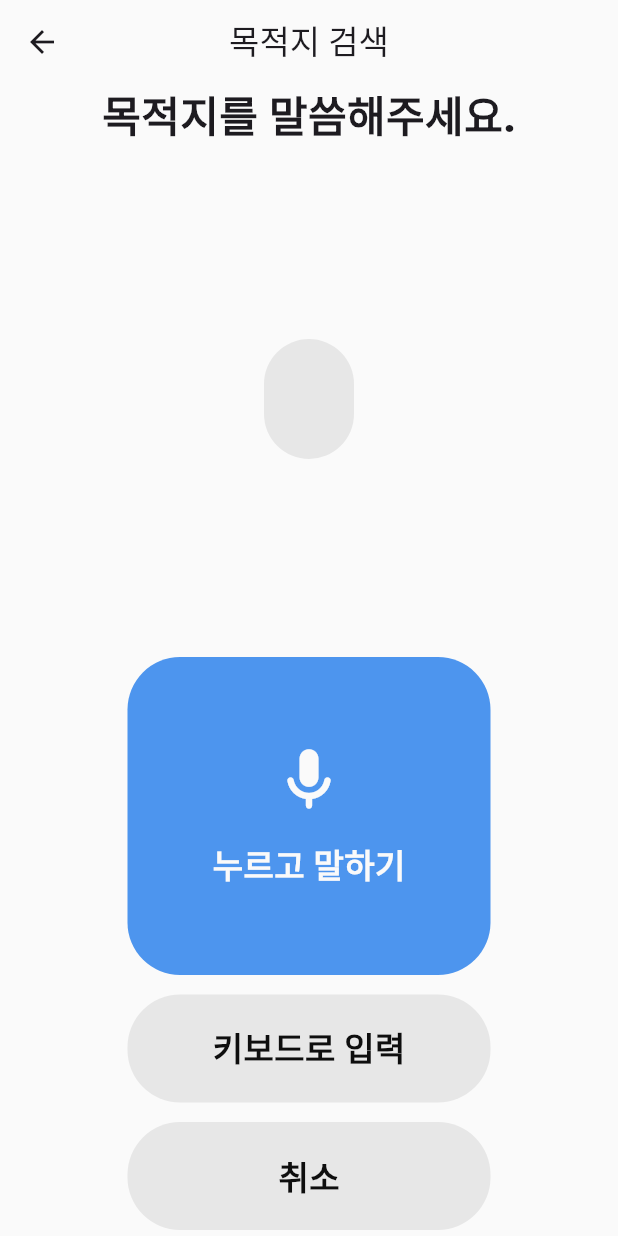
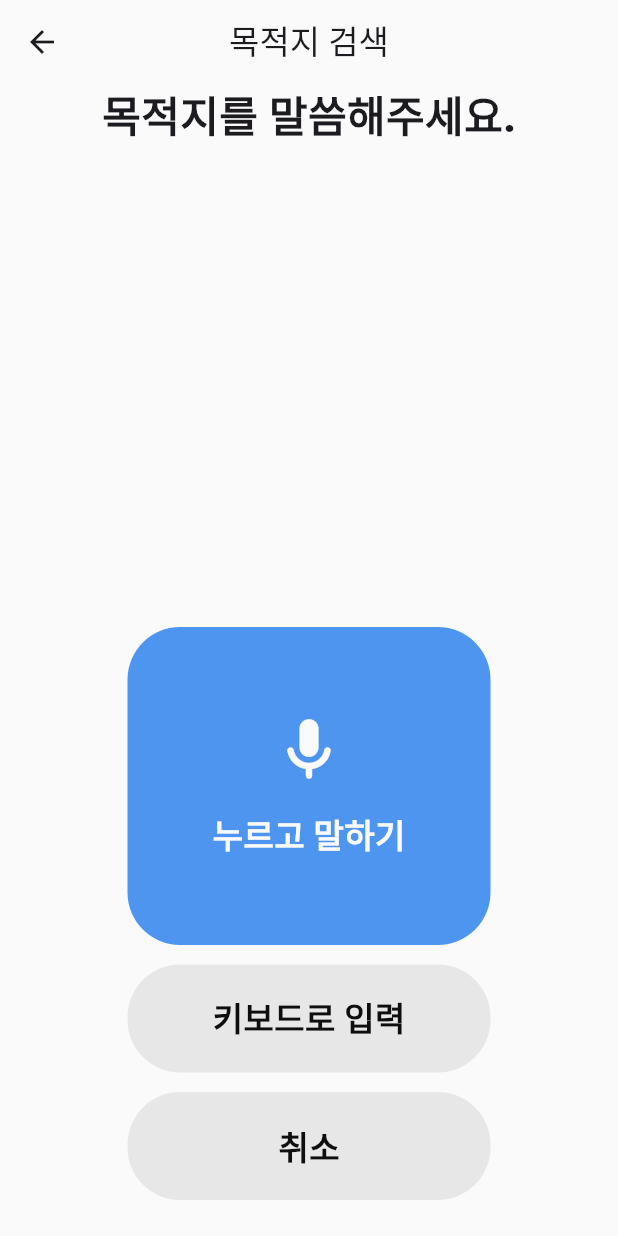
Before and after one commit to in-up/busyoong-frontend, a Flutter app: the screen it shows after launch, after a tap on "목적지 검색하기", on a phone screen of 412 x 824 dp. Run offline on Flutter 3.47's test engine with Material 3 defaults, Android fonts, the phone set to English and light mode, and no system bars; our stand-ins replace flutter_riverpod, google_maps_flutter, hive, hive_flutter, speech_to_text; accounts and stored records are empty; network calls fail; Roboto replaces fonts that are missing (Pretendard).

Commit message:
feat: add layout

```diff
--- a/lib/main.dart
+++ b/lib/main.dart
@@ -23,6 +23,9 @@ class _MyAppState extends ConsumerState<MyApp> {
   Widget build(BuildContext context) {
     return MaterialApp(
       debugShowCheckedModeBanner: false,
+      builder: (context, child) {
+        return LimitedSizeBox(child: child!);
+      },
       home: homeRoute,
       routes: routes,
       theme: ThemeData(
@@ -30,9 +33,9 @@ class _MyAppState extends ConsumerState<MyApp> {
         canvasColor: Color(0xFFfcfcfc),
         fontFamily: 'Pretendard',
         pageTransitionsTheme: const PageTransitionsTheme(builders: {
-          TargetPlatform.android: CupertinoPageTransitionsBuilder(),
-          TargetPlatform.iOS: CupertinoPageTransitionsBuilder(),
-          TargetPlatform.windows: CupertinoPageTransitionsBuilder()
+          // TargetPlatform.android: CupertinoPageTransitionsBuilder(),
+          // TargetPlatform.iOS: CupertinoPageTransitionsBuilder(),
+          // TargetPlatform.windows: CupertinoPageTransitionsBuilder()
         }),
         floatingActionButtonTheme: const FloatingActionButtonThemeData(
           elevation: 0
@@ -43,3 +46,31 @@ class _MyAppState extends ConsumerState<MyApp> {
     );
   }
 }
+
+class LimitedSizeBox extends StatelessWidget {
+  final Widget child;
+
+  LimitedSizeBox({required this.child});
+
+  @override
+  Widget build(BuildContext context) {
+    return Scaffold(
+      body: LayoutBuilder(
+        builder: (context, constraints) {
+          double maxWidth = 500;
+          double width = constraints.maxWidth;
+          double height = constraints.maxHeight;
+
+          return Center(
+            child: Container(
+              width: width > maxWidth ? maxWidth : width,
+              color: Colors.white,
+              child: child,
+            ),
+          );
+        },
+      ),
+      backgroundColor: Color(0xFF000000),
+    );
+  }
+}
--- a/lib/screen/bus.dart
+++ b/lib/screen/bus.dart
@@ -244,8 +244,8 @@ class _BusScreenState extends State<BusScreen> {
                   color: Palette.yellow,
                   textColor: Palette.white,
                   iconColor: Palette.white,
-                  width: 200,
-                  height: 70,
+                  width: 250,
+                  height: 80,
                 ),
                 SizedBox(height: 10,),
                 CardButton(
@@ -261,8 +261,8 @@ class _BusScreenState extends State<BusScreen> {
                   color: Palette.blue,
                   textColor: Palette.white,
                   iconColor: Palette.white,
-                  width: 200,
-                  height: 70,
+                  width: 250,
+                  height: 80,
                 ),
                 SizedBox(height: 10,),
               ],
--- a/lib/screen/home.dart
+++ b/lib/screen/home.dart
@@ -101,10 +101,8 @@ class _HomeScreenState extends State<HomeScreen> {
 
     return Scaffold(
       backgroundColor: Palette.white,
-      body: Stack(children: [
-        Center(
-          child: Padding(
-            padding: const EdgeInsets.symmetric(horizontal: 30),
+      body: Padding(
+        padding: const EdgeInsets.symmetric(horizontal: 20),
         child: Column(
           mainAxisAlignment: MainAxisAlignment.start,
           children: [
@@ -143,14 +141,13 @@ class _HomeScreenState extends State<HomeScreen> {
                 ],
               ),
             ),
-                Padding(
+            Expanded(
+              child: Padding(
                 padding: const EdgeInsets.symmetric(horizontal: 20),
                 child: ClipRRect(
                   borderRadius: BorderRadius.circular(20),
                   child: Container(
                     color: Palette.white,
-                      child: SizedBox(
-                        height: 200,
                     child: GoogleMap(
                         onMapCreated: _onMapCreated,
                         initialCameraPosition: CameraPosition(
@@ -251,8 +248,6 @@ class _HomeScreenState extends State<HomeScreen> {
           ],
         ),
       ),
-        ),
-      ]),
     );
   }
 }
--- a/lib/screen/result.dart
+++ b/lib/screen/result.dart
@@ -108,8 +108,8 @@ class _ResultScreenState extends State<ResultScreen> {
                   color: Palette.blue,
                   textColor: Palette.white,
                   iconColor: Palette.white,
-                  width: 200,
-                  height: 70,
+                  width: 250,
+                  height: 80,
                 ),
                 SizedBox(height: 10,),
                 CardButton(
@@ -124,8 +124,8 @@ class _ResultScreenState extends State<ResultScreen> {
                   color: Palette.gray,
                   textColor: Palette.black,
                   iconColor: Palette.white,
-                  width: 200,
-                  height: 70,
+                  width: 250,
+                  height: 80,
                 ),
                 SizedBox(height: 20,),
               ],),
--- a/lib/screen/search.dart
+++ b/lib/screen/search.dart
@@ -71,7 +71,8 @@ class _SearchScreenState extends State<SearchScreen> {
           ),
           SizedBox(height: 20),
           Expanded(child: Center(
-            child: ClipRRect(
+            child: lastWords.isEmpty ? SizedBox() :
+            ClipRRect(
               borderRadius: BorderRadius.circular(35),
               child: Container(
                 color: Palette.gray,
@@ -87,7 +88,17 @@ class _SearchScreenState extends State<SearchScreen> {
             ),
           ),),
           SizedBox(height: 20),
-          CardButton(
+          !_hasSpeech || speech.isListening ? CardButton(
+            '듣고 있어요',
+            onTap: !_hasSpeech || speech.isListening ? cancelListening : startListening,
+            icon: Icons.more_horiz_rounded,
+            color: Palette.blueAlt,
+            textColor: Palette.white,
+            iconColor: Palette.white,
+            width: 250,
+            height: 220,
+          )
+              : CardButton(
             '누르고 말하기',
             onTap: !_hasSpeech || speech.isListening ? cancelListening : startListening,
             icon: Icons.mic_rounded,
@@ -121,6 +132,7 @@ class _SearchScreenState extends State<SearchScreen> {
             width: 250,
             height: 80,
           ),
+          SizedBox(height: 20),
         ],
       ),
     );
--- a/lib/ui/palette.dart
+++ b/lib/ui/palette.dart
@@ -10,4 +10,5 @@ class Palette{
   static const Color green = Color(0xFF3c8c6b);
   static const Color red = Color(0xFFe9496f);
   static const Color blue = Color(0xFF4d95ee);
+  static const Color blueAlt = Color(0xff3873bb);
 }
```
Lines whose indentation alone changed are shown as unchanged.
